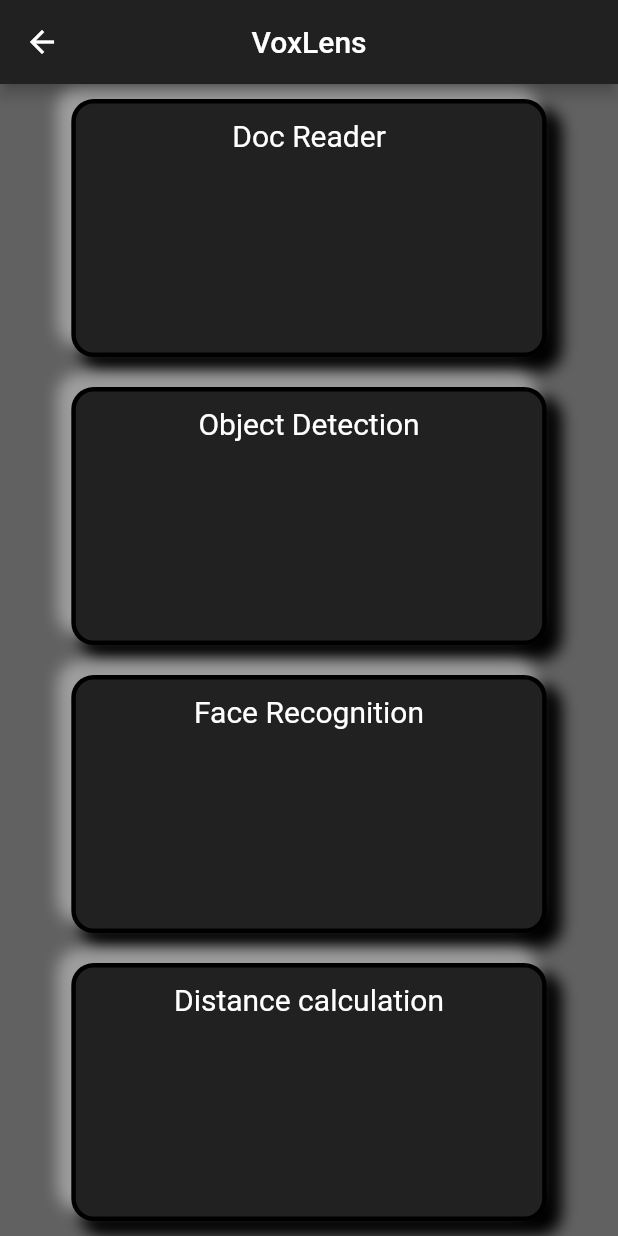
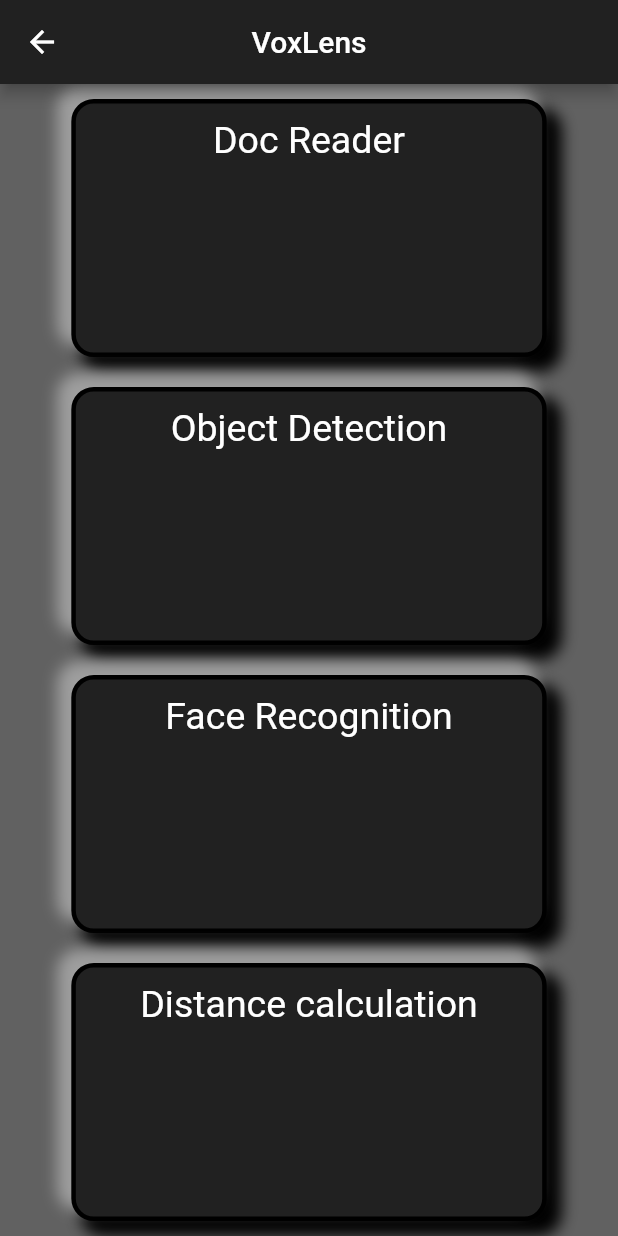
Before and after one commit to aaadddiii/voxlens, a Flutter app: the Main_menu screen opened directly, on a phone screen of 412 x 824 dp. Run offline on Flutter 3.47's test engine with Material 2 defaults, Android fonts, the phone set to English and light mode, and no system bars; our stand-ins replace camera, dio, file_picker, flutter_dotenv, flutter_tts, get_it and 4 more; missing offline and left inert: alan_voice, google_ml_kit, google_mlkit_commons, google_mlkit_object_detection, google_mlkit_text_recognition, read_pdf_text and 1 more; accounts and stored records are empty.

Commit message:
main menu ui

```diff
--- a/client/lib/main_menu.dart
+++ b/client/lib/main_menu.dart
@@ -52,7 +52,7 @@ class _Main_menuState extends State<Main_menu> {
                     textAlign: TextAlign.center,
                     style: TextStyle(
                       color: Colors.white,
-                      fontSize: 20,
+                      fontSize: 25,
                     ),),
                   padding: EdgeInsets.all(10.0),
                   margin: EdgeInsets.all(10.0),
@@ -137,7 +137,7 @@ class _Main_menuState extends State<Main_menu> {
                     textAlign: TextAlign.center,
                     style: TextStyle(
                       color: Colors.white,
-                      fontSize: 20,
+                      fontSize: 25,
                     ),
                   ),
                   padding: EdgeInsets.all(10.0),
@@ -172,7 +172,7 @@ class _Main_menuState extends State<Main_menu> {
                   textAlign: TextAlign.center,
                   style: TextStyle(
                     color: Colors.white,
-                    fontSize: 20,
+                    fontSize: 25,
                   ),),
                 padding: EdgeInsets.all(10.0),
                 margin: EdgeInsets.all(10.0),
@@ -205,7 +205,7 @@ class _Main_menuState extends State<Main_menu> {
                     textAlign: TextAlign.center,
                     style: TextStyle(
                       color: Colors.white,
-                      fontSize: 20,
+                      fontSize: 25,
                     ),),
                   padding: EdgeInsets.all(10.0),
                   margin: EdgeInsets.all(10.0),
```
